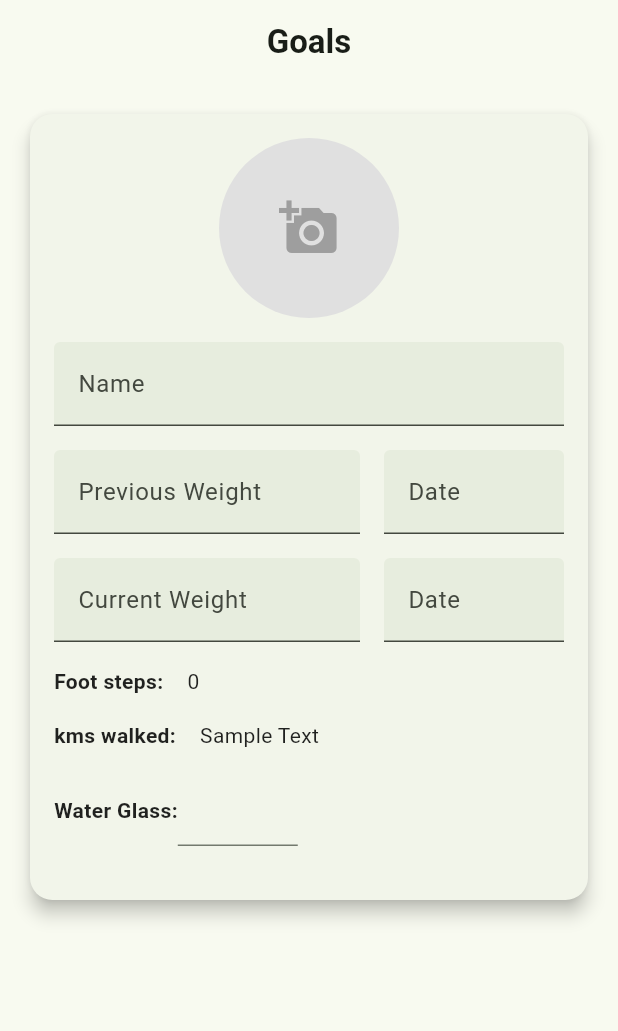
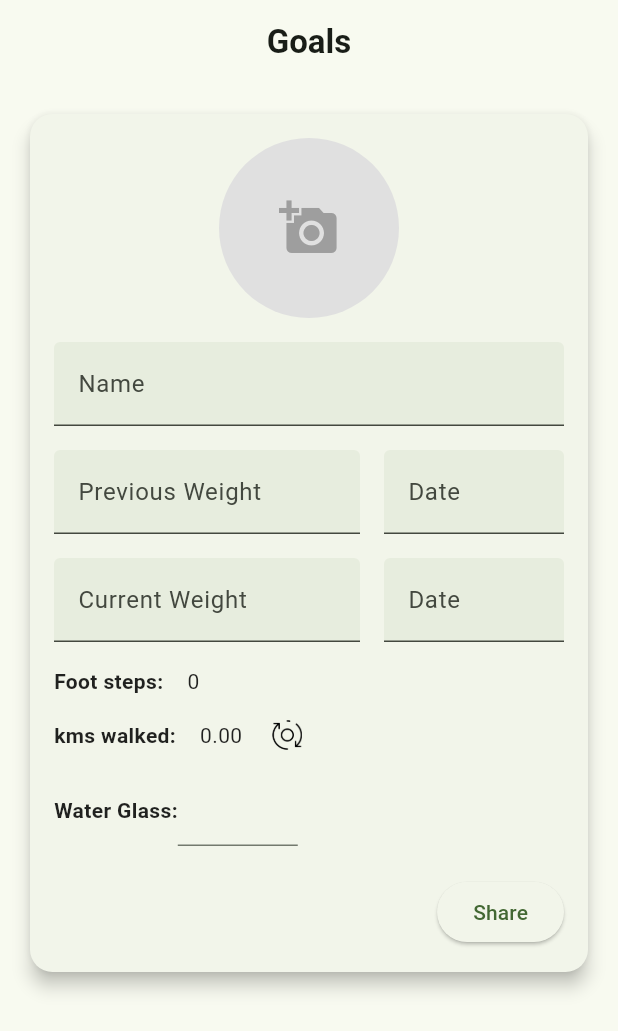
Before and after one commit to BaberHashmi512/Step_Counter_app, a Flutter app: the screen it shows after launch, on a phone screen of 412 x 824 dp. Shown: the top 1031 px of the screen. Run offline on Flutter 3.47's test engine with Material 2 defaults, Android fonts, the phone set to English and light mode, and no system bars; our stand-ins replace geolocator, image_picker, permission_handler, sensors_plus, share_plus.

Commit message:
App Finished

```diff
--- a/lib/container_page.dart
+++ b/lib/container_page.dart
@@ -3,6 +3,7 @@ import 'dart:typed_data';
 import 'dart:ui' as ui;
 import 'package:flutter/material.dart';
 import 'package:flutter/rendering.dart';
+import 'package:geolocator/geolocator.dart';
 import 'package:image_picker/image_picker.dart';
 import 'package:intl/intl.dart';
 import 'package:sensors_plus/sensors_plus.dart';
@@ -26,6 +27,8 @@ class _ContainerPageState extends State<ContainerPage>
   XFile? selectedImage;
   AppLifecycleState? _appLifecycleState;
   final GlobalKey globalKey = GlobalKey();
+  bool isButtonVisible = true;
+  double totalKilometers = 0.0;
 
   @override
   void initState() {
@@ -41,6 +44,7 @@ class _ContainerPageState extends State<ContainerPage>
       }
       previousValue = currentValue;
     });
+    _calculateTotalKilometers();
   }
 
   @override
@@ -66,6 +70,34 @@ class _ContainerPageState extends State<ContainerPage>
         return print("Chal Rahi h");
       }
       print(_appLifecycleState);
+    });
+  }
+
+  void _calculateTotalKilometers() async {
+    List<Position> positions = [];
+
+    for (int i = 0; i < 100; i++) {
+      Position position = await Geolocator.getCurrentPosition(
+        desiredAccuracy: LocationAccuracy.high,
+      );
+      positions.add(position);
+    }
+
+    double kilometers = 0.0;
+
+    for (int i = 0; i < positions.length - 1; i++) {
+      double distanceInMeters = Geolocator.distanceBetween(
+        positions[i].latitude,
+        positions[i].longitude,
+        positions[i + 1].latitude,
+        positions[i + 1].longitude,
+      );
+
+      kilometers += distanceInMeters / 1000;
+    }
+
+    setState(() {
+      totalKilometers = kilometers;
     });
   }
 
@@ -275,24 +307,40 @@ class _ContainerPageState extends State<ContainerPage>
                         ],
                       ),
                       const SizedBox(height: 16.0),
-                      const Row(
+                      Row(
                         children: [
-                          Text(
+                          const Text(
                             "kms walked:",
                             style: TextStyle(
                               fontWeight: FontWeight.bold,
                               color: Colors.black87,
                             ),
                           ),
-                          SizedBox(
+                          const SizedBox(
                             width: 16.0,
                           ),
                           Text(
-                            "Sample Text",
-                            style: TextStyle(
+                            totalKilometers.toStringAsFixed(2),
+                            style: const TextStyle(
                               color: Colors.black87,
                             ),
                           ),
+                          const SizedBox(
+                            width: 20,
+                          ),
+                          GestureDetector(
+                              onTap: _calculateTotalKilometers,
+                              child: Image.asset(
+                                "assets/images/refresh.png",
+                                height: 20,
+                                width: 20,
+                                color: Colors.black,
+                              ))
+                          // IconButton(
+                          //   icon: const Icon(Icons.refresh_outlined),
+                          //   onPressed:
+                          //       _calculateTotalKilometers, // Recalculate when refreshed
+                          // ),
                         ],
                       ),
                       const SizedBox(height: 16.0),
@@ -308,6 +356,8 @@ class _ContainerPageState extends State<ContainerPage>
                           SizedBox(
                             width: 80,
                             child: TextFormField(
+                              autofocus: false,
+                              focusNode: FocusNode(canRequestFocus: false),
                               keyboardType: TextInputType.number,
                             ),
                           )
@@ -316,13 +366,21 @@ class _ContainerPageState extends State<ContainerPage>
                       const SizedBox(
                         height: 20,
                       ),
-                      // Align(
-                      //   alignment: Alignment.bottomRight,
-                      //   child: ElevatedButton(
-                      //     onPressed: _shareCard,
-                      //     child: const Text("Share"),
-                      //   ),
-                      // )
+                      Align(
+                        alignment: Alignment.bottomRight,
+                        child: Visibility(
+                          visible: isButtonVisible,
+                          child: ElevatedButton(
+                            onPressed: () async {
+                              setState(() {
+                                isButtonVisible = false;
+                              });
+                              await _shareCard();
+                            },
+                            child: const Text("Share"),
+                          ),
+                        ),
+                      )
                     ],
                   ),
                 ),
--- a/pubspec.yaml
+++ b/pubspec.yaml
@@ -44,6 +44,7 @@ dependencies:
   sensors_plus: ^3.0.3
   flutter_sensors: ^1.0.1
   share_plus: ^7.1.0
+  geolocator: ^10.0.1
 
 dev_dependencies:
   flutter_test:
@@ -68,8 +69,8 @@ flutter:
   uses-material-design: true
 
   # To add assets to your application, add an assets section, like this:
-  # assets:
-  #   - images/a_dot_burr.jpeg
+  assets:
+    - assets/images/
   #   - images/a_dot_ham.jpeg
 
   # An image asset can refer to one or more resolution-specific "variants", see
```
Also changed, not shown: lib/main.dart (+14 -7 lines), assets/images/refresh.png (added), pubspec.lock, 4 other files.
